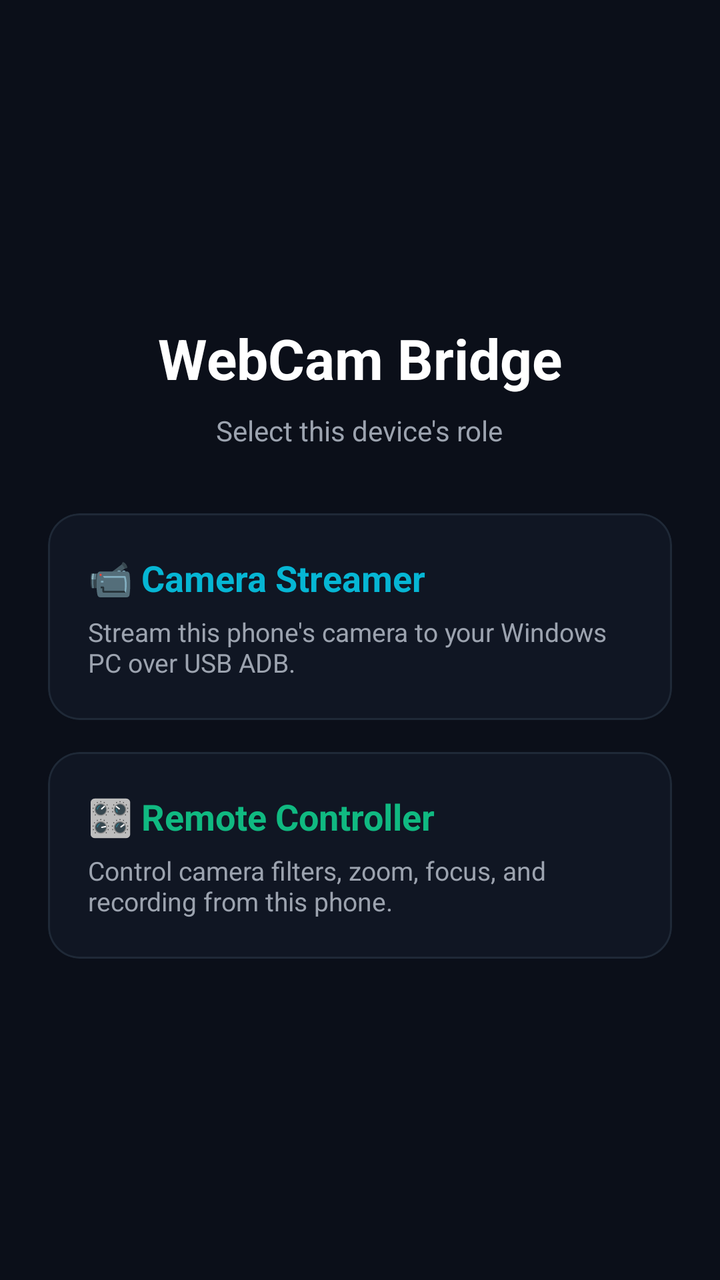
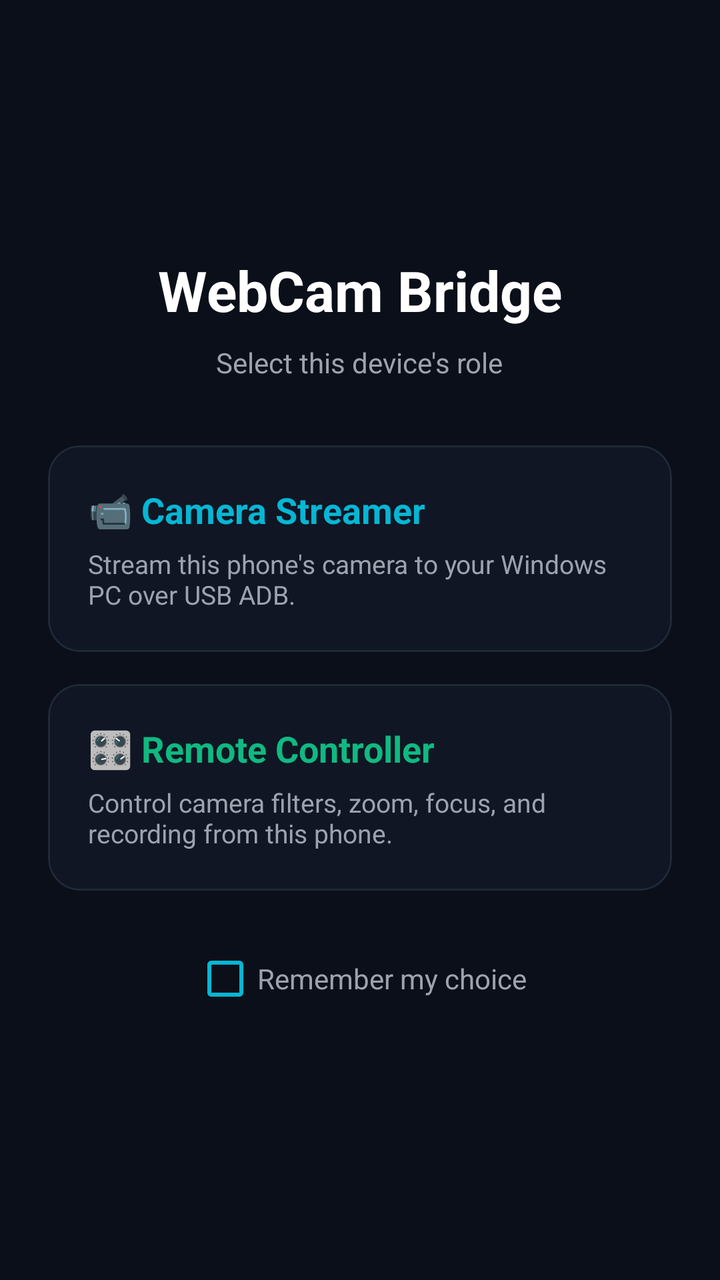

An Android layout rendered at two revisions. The XML below is the earlier revision; the diff shows what the commit changed to produce the second picture.
<!-- AndroidManifest.xml: application theme Theme.USBWebcamBridge -->
<!-- res/layout/activity_main.xml -->
<?xml version="1.0" encoding="utf-8"?>
<androidx.coordinatorlayout.widget.CoordinatorLayout
    xmlns:android="http://schemas.android.com/apk/res/android"
    xmlns:app="http://schemas.android.com/apk/res-auto"
    android:layout_width="match_parent"
    android:layout_height="match_parent"
    android:background="#0b0f19">

    
    <TextureView
        android:id="@+id/cameraPreview"
        android:layout_width="match_parent"
        android:layout_height="match_parent"
        android:scaleType="centerCrop"/>

    
    <View
        android:layout_width="match_parent"
        android:layout_height="160dp"
        android:background="@drawable/gradient_top_overlay"
        android:layout_gravity="top"/>

    
    <View
        android:layout_width="match_parent"
        android:layout_height="240dp"
        android:background="@drawable/gradient_bottom_overlay"
        android:layout_gravity="bottom"/>

    
    <LinearLayout
        android:layout_width="match_parent"
        android:layout_height="wrap_content"
        android:orientation="horizontal"
        android:gravity="center_vertical"
        android:layout_gravity="top"
        android:paddingStart="20dp"
        android:paddingEnd="20dp"
        android:paddingTop="48dp"
        android:paddingBottom="16dp">

        
        <View
            android:id="@+id/statusPulse"
            android:layout_width="10dp"
            android:layout_height="10dp"
            android:background="@drawable/circle_core"
            android:layout_marginEnd="10dp"/>

        <LinearLayout
            android:layout_width="0dp"
            android:layout_height="wrap_content"
            android:layout_weight="1"
            android:orientation="vertical">

            <TextView
                android:layout_width="wrap_content"
                android:layout_height="wrap_content"
                android:text="USB Webcam Bridge"
                android:textSize="18sp"
                android:textColor="#ffffff"
                android:textStyle="bold"
                android:letterSpacing="-0.02"/>

            <TextView
                android:layout_width="wrap_content"
                android:layout_height="wrap_content"
                android:text="Live Camera Stream"
                android:textSize="12sp"
                android:textColor="#9ca3af"
                android:layout_marginTop="2dp"/>
        </LinearLayout>

        
        <TextView
            android:id="@+id/tvRecBadge"
            android:layout_width="wrap_content"
            android:layout_height="wrap_content"
            android:text="● LIVE"
            android:textSize="11sp"
            android:textColor="#10b981"
            android:textStyle="bold"
            android:letterSpacing="0.05"
            android:visibility="gone"/>
    </LinearLayout>

    
    <LinearLayout
        android:layout_width="match_parent"
        android:layout_height="wrap_content"
        android:orientation="vertical"
        android:layout_gravity="bottom"
        android:paddingStart="16dp"
        android:paddingEnd="16dp"
        android:paddingBottom="32dp"
        android:paddingTop="16dp">

        
        <com.google.android.material.card.MaterialCardView
            android:id="@+id/statusCard"
            android:layout_width="match_parent"
            android:layout_height="wrap_content"
            app:cardCornerRadius="20dp"
            app:cardElevation="0dp"
            app:cardBackgroundColor="#CC121826"
            app:strokeColor="#1f2937"
            app:strokeWidth="1dp"
            android:layout_marginBottom="12dp">

            <LinearLayout
                android:layout_width="match_parent"
                android:layout_height="wrap_content"
                android:orientation="vertical"
                android:padding="18dp">

                <LinearLayout
                    android:layout_width="match_parent"
                    android:layout_height="wrap_content"
                    android:orientation="horizontal"
                    android:gravity="center_vertical"
                    android:layout_marginBottom="8dp">

                    <TextView
                        android:layout_width="0dp"
                        android:layout_height="wrap_content"
                        android:layout_weight="1"
                        android:text="CONNECTION STATUS"
                        android:textSize="10sp"
                        android:textStyle="bold"
                        android:textColor="#06b6d4"
                        android:letterSpacing="0.12"/>

                    <com.google.android.material.button.MaterialButton
                        android:id="@+id/btnSwitchCamera"
                        style="@style/Widget.MaterialComponents.Button.TextButton"
                        android:layout_width="wrap_content"
                        android:layout_height="wrap_content"
                        android:text="CAM ▾"
                        android:textSize="11sp"
                        android:textStyle="bold"
                        android:textColor="#06b6d4"
                        android:padding="0dp"
                        android:minWidth="0dp"
                        android:minHeight="0dp"
                        android:insetTop="0dp"
                        android:insetBottom="0dp"/>
                </LinearLayout>

                <TextView
                    android:id="@+id/tvStatus"
                    android:layout_width="match_parent"
                    android:layout_height="wrap_content"
                    android:text="Starting…"
                    android:textSize="15sp"
                    android:textColor="#f3f4f6"
                    android:gravity="start"
                    android:lineSpacingMultiplier="1.3"/>
            </LinearLayout>
        </com.google.android.material.card.MaterialCardView>

        
        <LinearLayout
            android:layout_width="match_parent"
            android:layout_height="wrap_content"
            android:orientation="horizontal"
            android:gravity="center"
            android:weightSum="3">

            
            <com.google.android.material.card.MaterialCardView
                android:layout_width="0dp"
                android:layout_height="wrap_content"
                android:layout_weight="1"
                android:layout_marginEnd="6dp"
                app:cardCornerRadius="14dp"
                app:cardElevation="0dp"
                app:cardBackgroundColor="#99121826"
                app:strokeColor="#1f2937"
                app:strokeWidth="1dp">
                <LinearLayout
                    android:layout_width="match_parent"
                    android:layout_height="wrap_content"
                    android:orientation="vertical"
                    android:padding="12dp"
                    android:gravity="center">
                    <TextView
                        android:layout_width="wrap_content"
                        android:layout_height="wrap_content"
                        android:text="PORT"
                        android:textSize="9sp"
                        android:textStyle="bold"
                        android:textColor="#6b7280"
                        android:letterSpacing="0.1"/>
                    <TextView
                        android:layout_width="wrap_content"
                        android:layout_height="wrap_content"
                        android:text="8080"
                        android:textSize="16sp"
                        android:textColor="#06b6d4"
                        android:textStyle="bold"
                        android:layout_marginTop="2dp"/>
                </LinearLayout>
            </com.google.android.material.card.MaterialCardView>

            
            <com.google.android.material.card.MaterialCardView
                android:layout_width="0dp"
                android:layout_height="wrap_content"
                android:layout_weight="1"
                android:layout_marginEnd="6dp"
                app:cardCornerRadius="14dp"
                app:cardElevation="0dp"
                app:cardBackgroundColor="#99121826"
                app:strokeColor="#1f2937"
                app:strokeWidth="1dp">
                <LinearLayout
                    android:layout_width="match_parent"
                    android:layout_height="wrap_content"
                    android:orientation="vertical"
                    android:padding="12dp"
                    android:gravity="center">
                    <TextView
                        android:layout_width="wrap_content"
                        android:layout_height="wrap_content"
                        android:text="FPS"
                        android:textSize="9sp"
                        android:textStyle="bold"
                        android:textColor="#6b7280"
                        android:letterSpacing="0.1"/>
                    <TextView
                        android:layout_width="wrap_content"
                        android:layout_height="wrap_content"
                        android:text="30"
                        android:textSize="16sp"
                        android:textColor="#f59e0b"
                        android:textStyle="bold"
                        android:layout_marginTop="2dp"/>
                </LinearLayout>
            </com.google.android.material.card.MaterialCardView>

            
            <com.google.android.material.card.MaterialCardView
                android:layout_width="0dp"
                android:layout_height="wrap_content"
                android:layout_weight="1"
                app:cardCornerRadius="14dp"
                app:cardElevation="0dp"
                app:cardBackgroundColor="#99121826"
                app:strokeColor="#1f2937"
                app:strokeWidth="1dp">
                <LinearLayout
                    android:layout_width="match_parent"
                    android:layout_height="wrap_content"
                    android:orientation="vertical"
                    android:padding="12dp"
                    android:gravity="center">
                    <TextView
                        android:layout_width="wrap_content"
                        android:layout_height="wrap_content"
                        android:text="RES"
                        android:textSize="9sp"
                        android:textStyle="bold"
                        android:textColor="#6b7280"
                        android:letterSpacing="0.1"/>
                    <TextView
                        android:layout_width="wrap_content"
                        android:layout_height="wrap_content"
                        android:text="720p"
                        android:textSize="16sp"
                        android:textColor="#10b981"
                        android:textStyle="bold"
                        android:layout_marginTop="2dp"/>
                </LinearLayout>
            </com.google.android.material.card.MaterialCardView>
        </LinearLayout>
    </LinearLayout>

    
    <Button
        android:id="@+id/btnToggle"
        android:layout_width="wrap_content"
        android:layout_height="wrap_content"
        android:visibility="gone"/>

    
    <LinearLayout
        android:id="@+id/modeSelectionOverlay"
        android:layout_width="match_parent"
        android:layout_height="match_parent"
        android:background="#0b0f19"
        android:orientation="vertical"
        android:gravity="center"
        android:padding="24dp"
        android:clickable="true"
        android:focusable="true">

        <TextView
            android:layout_width="wrap_content"
            android:layout_height="wrap_content"
            android:text="WebCam Bridge"
            android:textColor="#ffffff"
            android:textSize="28sp"
            android:textStyle="bold"
            android:layout_marginBottom="8dp" />

        <TextView
            android:layout_width="wrap_content"
            android:layout_height="wrap_content"
            android:text="Select this device's role"
            android:textColor="#9ca3af"
            android:textSize="14sp"
            android:layout_marginBottom="32dp" />

        
        <com.google.android.material.card.MaterialCardView
            android:id="@+id/cardStreamerMode"
            android:layout_width="match_parent"
            android:layout_height="wrap_content"
            app:cardCornerRadius="16dp"
            app:cardElevation="0dp"
            app:cardBackgroundColor="#CC121826"
            app:strokeColor="#1f2937"
            app:strokeWidth="1dp"
            android:layout_marginBottom="16dp"
            android:clickable="true"
            android:focusable="true"
            android:foreground="?attr/selectableItemBackground">

            <LinearLayout
                android:layout_width="match_parent"
                android:layout_height="wrap_content"
                android:orientation="vertical"
                android:padding="20dp">

                <TextView
                    android:layout_width="wrap_content"
                    android:layout_height="wrap_content"
                    android:text="📹 Camera Streamer"
                    android:textSize="18sp"
                    android:textStyle="bold"
                    android:textColor="#06b6d4"
                    android:layout_marginBottom="6dp" />

                <TextView
                    android:layout_width="wrap_content"
                    android:layout_height="wrap_content"
                    android:text="Stream this phone's camera to your Windows PC over USB ADB."
                    android:textColor="#9ca3af"
                    android:textSize="13sp" />
            </LinearLayout>
        </com.google.android.material.card.MaterialCardView>

        
        <com.google.android.material.card.MaterialCardView
            android:id="@+id/cardControllerMode"
            android:layout_width="match_parent"
            android:layout_height="wrap_content"
            app:cardCornerRadius="16dp"
            app:cardElevation="0dp"
            app:cardBackgroundColor="#CC121826"
            app:strokeColor="#1f2937"
            app:strokeWidth="1dp"
            android:clickable="true"
            android:focusable="true"
            android:foreground="?attr/selectableItemBackground">

            <LinearLayout
                android:layout_width="match_parent"
                android:layout_height="wrap_content"
                android:orientation="vertical"
                android:padding="20dp">

                <TextView
                    android:layout_width="wrap_content"
                    android:layout_height="wrap_content"
                    android:text="🎛️ Remote Controller"
                    android:textSize="18sp"
                    android:textStyle="bold"
                    android:textColor="#10b981"
                    android:layout_marginBottom="6dp" />

                <TextView
                    android:layout_width="wrap_content"
                    android:layout_height="wrap_content"
                    android:text="Control camera filters, zoom, focus, and recording from this phone."
                    android:textColor="#9ca3af"
                    android:textSize="13sp" />
            </LinearLayout>
        </com.google.android.material.card.MaterialCardView>

    </LinearLayout>

</androidx.coordinatorlayout.widget.CoordinatorLayout>
<!-- resources referenced by this layout -->
<resources>
  <!-- drawable circle_core (drawable) -->
  <?xml version="1.0" encoding="utf-8"?>
  <shape xmlns:android="http://schemas.android.com/apk/res/android"
      android:shape="oval">
      <solid android:color="#06b6d4" />
  </shape>
  <!-- drawable gradient_bottom_overlay (drawable) -->
  <?xml version="1.0" encoding="utf-8"?>
  <shape xmlns:android="http://schemas.android.com/apk/res/android">
      <gradient
          android:type="linear"
          android:angle="90"
          android:startColor="#EE0b0f19"
          android:endColor="#000b0f19"/>
  </shape>
  <!-- drawable gradient_top_overlay (drawable) -->
  <?xml version="1.0" encoding="utf-8"?>
  <shape xmlns:android="http://schemas.android.com/apk/res/android">
      <gradient
          android:type="linear"
          android:angle="270"
          android:startColor="#CC0b0f19"
          android:endColor="#000b0f19"/>
  </shape>
  <style name="Theme.USBWebcamBridge" parent="Theme.MaterialComponents.DayNight.DarkActionBar">
          <item name="colorPrimary">#6200EE</item>
          <item name="colorPrimaryVariant">#3700B3</item>
          <item name="colorOnPrimary">#FFFFFF</item>
          <item name="colorSecondary">#03DAC5</item>
          <item name="colorOnSecondary">#000000</item>
          <item name="android:statusBarColor">#121212</item>
          <item name="android:windowBackground">#121212</item>
      </style>
</resources>

<!-- the commit's change to res/layout/activity_main.xml (unified diff, before → after) -->
@@ -140,6 +140,22 @@
                         android:textStyle="bold"
                         android:textColor="#06b6d4"
                         android:padding="0dp"
+                        android:minWidth="0dp"
+                        android:minHeight="0dp"
+                        android:insetTop="0dp"
+                        android:insetBottom="0dp"/>
+
+                    <com.google.android.material.button.MaterialButton
+                        android:id="@+id/btnSwitchMode"
+                        style="@style/Widget.MaterialComponents.Button.TextButton"
+                        android:layout_width="wrap_content"
+                        android:layout_height="wrap_content"
+                        android:text="ROLE"
+                        android:textSize="11sp"
+                        android:textStyle="bold"
+                        android:textColor="#f59e0b"
+                        android:padding="0dp"
+                        android:layout_marginStart="12dp"
                         android:minWidth="0dp"
                         android:minHeight="0dp"
                         android:insetTop="0dp"
@@ -388,6 +404,17 @@
             </LinearLayout>
         </com.google.android.material.card.MaterialCardView>
 
+        
+        <com.google.android.material.checkbox.MaterialCheckBox
+            android:id="@+id/cbRememberChoice"
+            android:layout_width="wrap_content"
+            android:layout_height="wrap_content"
+            android:text="Remember my choice"
+            android:textColor="#9ca3af"
+            android:textSize="14sp"
+            android:layout_marginTop="20dp"
+            app:buttonTint="#06b6d4" />
+
     </LinearLayout>
 
 </androidx.coordinatorlayout.widget.CoordinatorLayout>
